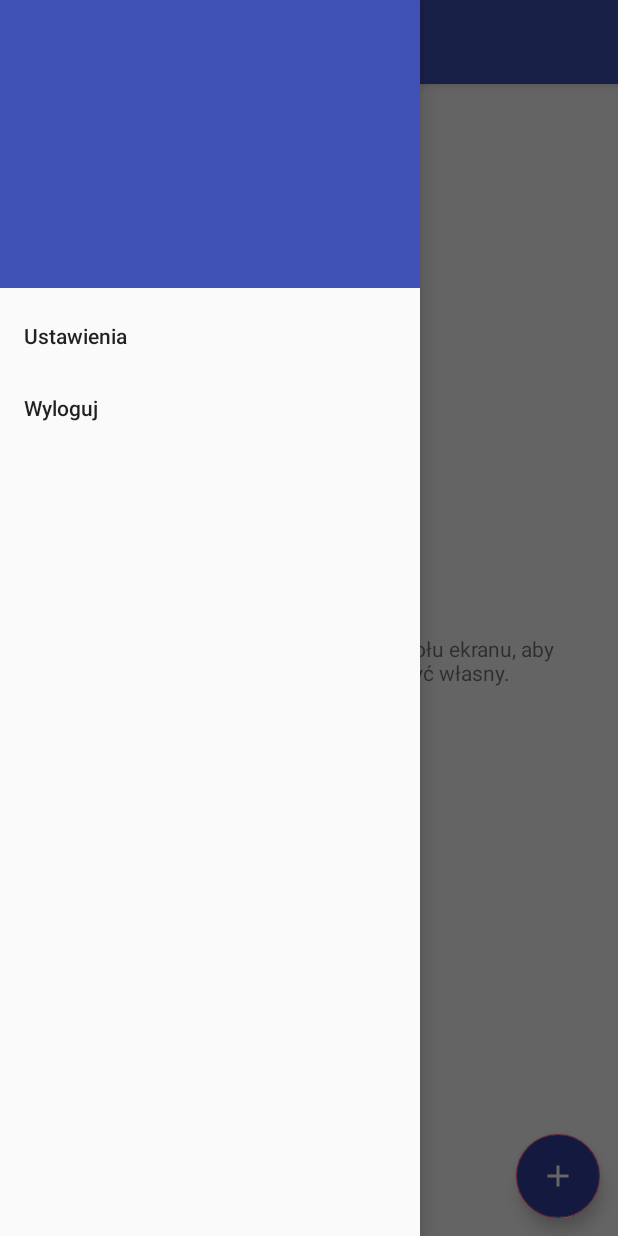
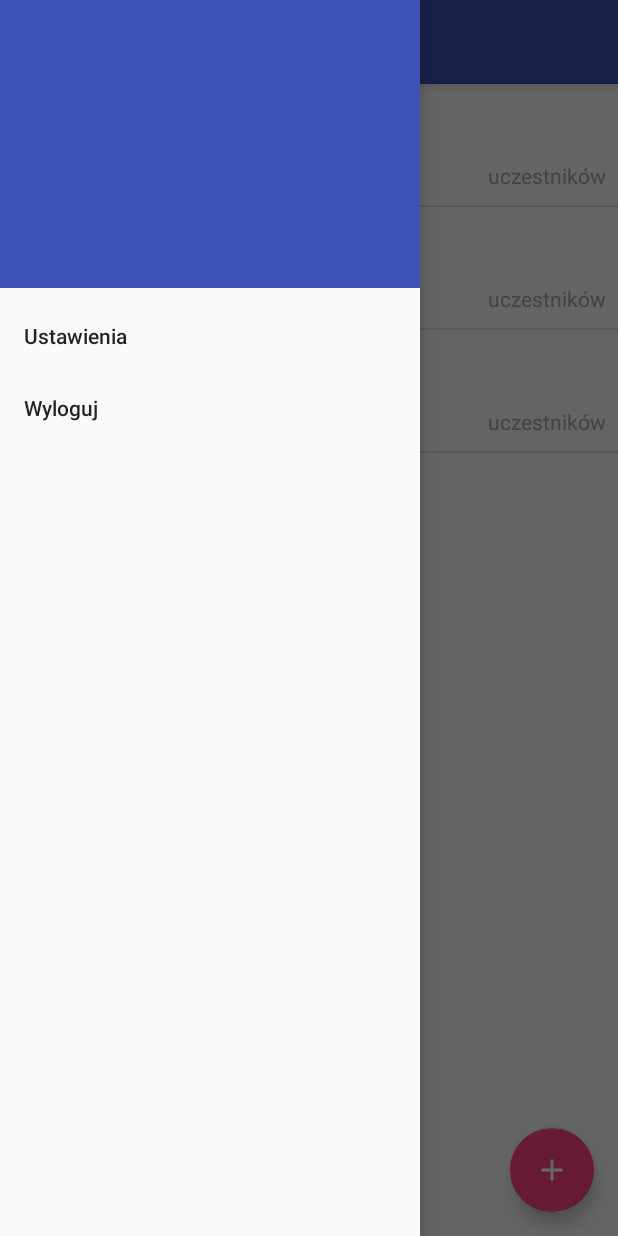
Before and after one commit to PanelistTeam/panelist-pancake, an Android app: the MainActivity screen opened directly, with no data from a screen before it, with the side drawer open, on a phone screen of 412 x 824 dp. Run offline under Robolectric (Android 15) with nearby library versions, the phone set to English and light mode, and no system bars.

Commit message:
Add UserAskrooms list and single Askroom view

```diff
--- /dev/null
+++ b/app/src/main/java/app/panelist/pancake/Askroom.java
@@ -0,0 +1,78 @@
+package app.panelist.pancake;
+
+import java.util.Date;
+
+public class Askroom {
+	int id;
+	String title;
+	AskroomType type;
+	boolean isPublic;
+	Date timeCreated;
+	String description;
+	int createdBy;
+	int state;
+
+	public int getId() {
+		return id;
+	}
+
+	public void setId(int id) {
+		this.id = id;
+	}
+
+	public String getTitle() {
+		return title;
+	}
+
+	public void setTitle(String title) {
+		this.title = title;
+	}
+
+	public AskroomType getType() {
+		return type;
+	}
+
+	public void setType(AskroomType type) {
+		this.type = type;
+	}
+
+	public boolean isPublic() {
+		return isPublic;
+	}
+
+	public void setPublic(boolean aPublic) {
+		isPublic = aPublic;
+	}
+
+	public Date getTimeCreated() {
+		return timeCreated;
+	}
+
+	public void setTimeCreated(Date timeCreated) {
+		this.timeCreated = timeCreated;
+	}
+
+	public String getDescription() {
+		return description;
+	}
+
+	public void setDescription(String description) {
+		this.description = description;
+	}
+
+	public int getCreatedBy() {
+		return createdBy;
+	}
+
+	public void setCreatedBy(int createdBy) {
+		this.createdBy = createdBy;
+	}
+
+	public int getState() {
+		return state;
+	}
+
+	public void setState(int state) {
+		this.state = state;
+	}
+}
--- /dev/null
+++ b/app/src/main/java/app/panelist/pancake/AskroomType.java
@@ -0,0 +1,5 @@
+package app.panelist.pancake;
+
+public enum AskroomType {
+	QUEUE, VOTING
+}
--- a/app/src/main/java/app/panelist/pancake/CreateAskroomActivity.java
+++ b/app/src/main/java/app/panelist/pancake/CreateAskroomActivity.java
@@ -3,6 +3,8 @@ package app.panelist.pancake;
 import android.support.v7.app.AppCompatActivity;
 import android.os.Bundle;
 import android.support.v7.widget.Toolbar;
+
+import app.panelist.pancake.R;
 
 public class CreateAskroomActivity extends AppCompatActivity {
 
--- /dev/null
+++ b/app/src/main/java/app/panelist/pancake/FragmentOwner.java
@@ -0,0 +1,9 @@
+package app.panelist.pancake;
+
+import android.support.v4.app.Fragment;
+
+public interface FragmentOwner {
+	void setFragment(Fragment fragment, boolean addToBackStack);
+	void setArrow();
+	void setBurger();
+}
--- a/app/src/main/java/app/panelist/pancake/MainActivity.java
+++ b/app/src/main/java/app/panelist/pancake/MainActivity.java
@@ -17,7 +17,7 @@ import android.view.MenuItem;
 import android.view.View;
 import android.widget.TextView;
 
-public class MainActivity extends AppCompatActivity {
+public class MainActivity extends AppCompatActivity implements FragmentOwner {
 	private DrawerLayout drawerLayout;
 	private ActionBarDrawerToggle actionBarDrawerToggle;
 	private NavigationView navigationView;
@@ -46,18 +46,26 @@ public class MainActivity extends AppCompatActivity {
 		drawerLayout.addDrawerListener(actionBarDrawerToggle);
 
 		try {
-			setFragment(WelcomeFragment.class.newInstance());
+			//setFragment(WelcomeFragment.class.newInstance());
+			UserAskroomsFragment userAskroomsFragment = UserAskroomsFragment.class.newInstance();
+			userAskroomsFragment.setFragmentOwner(this);
+			setFragment(userAskroomsFragment, false);
 		} catch (ReflectiveOperationException e) {
 			e.printStackTrace();
 		}
 	}
 
-	public void setFragment(Fragment fragment) {
-		getSupportFragmentManager()
+	@Override
+	public void setFragment(Fragment fragment, boolean addToBackStack) {
+		FragmentTransaction fragmentTransaction = getSupportFragmentManager()
 				.beginTransaction()
-				.setTransition(FragmentTransaction.TRANSIT_EXIT_MASK)
 				.replace(R.id.main_activity_content, fragment)
-				.commit();
+				.setTransition(FragmentTransaction.TRANSIT_FRAGMENT_OPEN);
+
+		if (addToBackStack)
+			fragmentTransaction.addToBackStack("X");
+
+		fragmentTransaction.commit();
 	}
 
 	private void setNavigationView() {
@@ -91,6 +99,7 @@ public class MainActivity extends AppCompatActivity {
 	public void onPostCreate(Bundle savedInstance) {
 		super.onPostCreate(savedInstance);
 		actionBarDrawerToggle.syncState();
+
 	}
 
 	@Override
@@ -100,6 +109,35 @@ public class MainActivity extends AppCompatActivity {
 	}
 
 	@Override
+	public void setArrow() {
+		actionBarDrawerToggle.setDrawerIndicatorEnabled(false);
+		getSupportActionBar().setDisplayHomeAsUpEnabled(true);
+		getSupportActionBar().setDisplayShowHomeEnabled(true);
+		actionBarDrawerToggle.setToolbarNavigationClickListener(new View.OnClickListener() {
+			@Override
+			public void onClick(View v) {
+				onBackPressed();
+			}
+		});
+	}
+
+	@Override
+	public void setBurger() {
+		actionBarDrawerToggle.setDrawerIndicatorEnabled(true);
+		actionBarDrawerToggle.setToolbarNavigationClickListener(null);
+		getSupportActionBar().setDisplayHomeAsUpEnabled(false);
+		getSupportActionBar().setDisplayShowHomeEnabled(false);
+		actionBarDrawerToggle.syncState();
+	}
+
+	@Override
+	public void onBackPressed() {
+		super.onBackPressed();
+		setBurger();
+		setTitle("Panelist");
+	}
+
+	@Override
 	public boolean onOptionsItemSelected(MenuItem item) {
 		return actionBarDrawerToggle.onOptionsItemSelected(item) || super.onOptionsItemSelected(item);
 	}
--- /dev/null
+++ b/app/src/main/java/app/panelist/pancake/UserAskroomsAdapter.java
@@ -0,0 +1,71 @@
+package app.panelist.pancake;
+
+import android.os.Bundle;
+import android.support.annotation.NonNull;
+import android.support.v4.app.Fragment;
+import android.support.v7.widget.RecyclerView;
+import android.view.LayoutInflater;
+import android.view.View;
+import android.view.ViewGroup;
+import android.widget.TextView;
+
+import java.util.ArrayList;
+
+public class UserAskroomsAdapter extends RecyclerView.Adapter<UserAskroomsAdapter.AskroomViewHolder> {
+
+	private ArrayList<Askroom> userAskrooms;
+	private FragmentOwner mainActivity;
+
+	static class AskroomViewHolder extends RecyclerView.ViewHolder {
+		TextView titleTextView;
+		TextView ownerTextView;
+		AskroomViewHolder(View view) {
+			super(view);
+			titleTextView = view.findViewById(R.id.textView_itemAskroom_title);
+			ownerTextView = view.findViewById(R.id.textView_itemAskroom_owner);
+		}
+	}
+
+	UserAskroomsAdapter(ArrayList<Askroom> userAskrooms, FragmentOwner fragmentOwner) {
+		this.userAskrooms = userAskrooms;
+		mainActivity = fragmentOwner;
+	}
+
+	@NonNull
+	@Override
+	public AskroomViewHolder onCreateViewHolder(@NonNull ViewGroup parent, int viewType) {
+		View view = LayoutInflater.from(parent.getContext())
+				.inflate(R.layout.item_askroom, parent, false);
+
+		AskroomViewHolder vh = new AskroomViewHolder(view);
+
+		return vh;
+	}
+
+	@Override
+	public void onBindViewHolder(@NonNull AskroomViewHolder holder, final int position) {
+		holder.titleTextView.setText(userAskrooms.get(position).getTitle());
+		holder.ownerTextView.setText(Integer.toString(userAskrooms.get(position).getCreatedBy()));
+
+		holder.itemView.setOnClickListener(new View.OnClickListener() {
+			@Override
+			public void onClick(View v) {
+				try {
+					Fragment askroomFragment = AskroomFragment.class.newInstance();
+					Bundle bundle = new Bundle();
+					bundle.putString("title", userAskrooms.get(position).getTitle());
+					askroomFragment.setArguments(bundle);
+					mainActivity.setFragment(askroomFragment, true);
+					mainActivity.setArrow();
+				} catch (Exception e) {
+					e.printStackTrace();
+				}
+			}
+		});
+	}
+
+	@Override
+	public int getItemCount() {
+		return userAskrooms.size();
+	}
+}
--- /dev/null
+++ b/app/src/main/java/app/panelist/pancake/UserAskroomsFragment.java
@@ -0,0 +1,75 @@
+package app.panelist.pancake;
+
+import android.os.Bundle;
+import android.support.annotation.Nullable;
+import android.support.design.widget.FloatingActionButton;
+import android.support.v4.app.Fragment;
+import android.support.v7.widget.DividerItemDecoration;
+import android.support.v7.widget.LinearLayoutManager;
+import android.support.v7.widget.RecyclerView;
+import android.view.LayoutInflater;
+import android.view.View;
+import android.view.ViewGroup;
+
+import java.util.ArrayList;
+
+public class UserAskroomsFragment extends Fragment {
+	private RecyclerView recyclerView;
+	private RecyclerView.Adapter adapter;
+	private RecyclerView.LayoutManager layoutManager;
+
+	private FragmentOwner mainActivity;
+	private FloatingActionButton joinAskroomFloatingActionButton;
+
+	public UserAskroomsFragment() {
+		// Required empty public constructor
+	}
+
+	@Override
+	public View onCreateView(LayoutInflater inflater, ViewGroup container,
+							 Bundle savedInstanceState) {
+		// Inflate the layout for this fragment
+		final View view = inflater.inflate(R.layout.fragment_user_askrooms, container, false);
+
+		recyclerView = view.findViewById(R.id.recyclerView_fragmentUserAskrooms);
+		recyclerView.setHasFixedSize(true);
+
+		layoutManager = new LinearLayoutManager(getContext());
+
+		recyclerView.setLayoutManager(layoutManager);
+
+		DividerItemDecoration itemDecoration = new DividerItemDecoration(recyclerView.getContext(), DividerItemDecoration.VERTICAL);
+		recyclerView.addItemDecoration(itemDecoration);
+
+		ArrayList<Askroom> askrooms = new ArrayList<>();
+		Askroom testAskroom = new Askroom();
+		testAskroom.setTitle("Askroom");
+		testAskroom.setCreatedBy(1234);
+		askrooms.add(testAskroom);
+		askrooms.add(testAskroom);
+		askrooms.add(testAskroom);
+
+		adapter = new UserAskroomsAdapter(askrooms, mainActivity);
+		recyclerView.setAdapter(adapter);
+		return view;
+	}
+
+	public void setFragmentOwner(FragmentOwner fragmentOwner) {
+		this.mainActivity = fragmentOwner;
+	}
+
+	@Override
+	public void onViewCreated(View view, @Nullable Bundle savedInstanceState) {
+		setJoinRoomFloatingActionButton();
+	}
+
+	private void setJoinRoomFloatingActionButton() {
+		joinAskroomFloatingActionButton = getView().findViewById(R.id.floatingActionButton_fragmentUserAskrooms_joinAskroom);
+		joinAskroomFloatingActionButton.setOnClickListener(new View.OnClickListener() {
+			@Override
+			public void onClick(View view) {
+				JoinAskroomDialogFragment.newInstance().show(getFragmentManager(), "joinAskroomDialogFragment");
+			}
+		});
+	}
+}
--- /dev/null
+++ b/app/src/main/res/drawable/ic_ask_question_24dp.xml
@@ -0,0 +1,5 @@
+<vector android:height="24dp" android:tint="#FFFFFF"
+	android:viewportHeight="24.0" android:viewportWidth="24.0"
+	android:width="24dp" xmlns:android="http://schemas.android.com/apk/res/android">
+	<path android:fillColor="#FF000000" android:pathData="M3,17.25V21h3.75L17.81,9.94l-3.75,-3.75L3,17.25zM20.71,7.04c0.39,-0.39 0.39,-1.02 0,-1.41l-2.34,-2.34c-0.39,-0.39 -1.02,-0.39 -1.41,0l-1.83,1.83 3.75,3.75 1.83,-1.83z"/>
+</vector>
--- /dev/null
+++ b/app/src/main/res/drawable/ic_join_askroom_24dp.xml
@@ -0,0 +1,5 @@
+<vector android:height="24dp" android:tint="#FFFFFF"
+	android:viewportHeight="24.0" android:viewportWidth="24.0"
+	android:width="24dp" xmlns:android="http://schemas.android.com/apk/res/android">
+	<path android:fillColor="#FF000000" android:pathData="M19,13h-6v6h-2v-6H5v-2h6V5h2v6h6v2z"/>
+</vector>
--- a/app/src/main/res/drawable/ic_join_room_24dp.xml
+++ /dev/null
@@ -1,5 +0,0 @@
-<vector android:height="24dp" android:tint="#FFFFFF"
-    android:viewportHeight="24.0" android:viewportWidth="24.0"
-    android:width="24dp" xmlns:android="http://schemas.android.com/apk/res/android">
-    <path android:fillColor="#FF000000" android:pathData="M19,13h-6v6h-2v-6H5v-2h6V5h2v6h6v2z"/>
-</vector>
--- /dev/null
+++ b/app/src/main/res/drawable/ic_owner_24dp.xml
@@ -0,0 +1,9 @@
+<vector xmlns:android="http://schemas.android.com/apk/res/android"
+		android:width="24dp"
+		android:height="24dp"
+		android:viewportWidth="24.0"
+		android:viewportHeight="24.0">
+	<path
+		android:fillColor="#FFAAAAAA"
+		android:pathData="M12,12c2.21,0 4,-1.79 4,-4s-1.79,-4 -4,-4 -4,1.79 -4,4 1.79,4 4,4zM12,14c-2.67,0 -8,1.34 -8,4v2h16v-2c0,-2.66 -5.33,-4 -8,-4z"/>
+</vector>
--- /dev/null
+++ b/app/src/main/res/layout/fragment_user_askrooms.xml
@@ -0,0 +1,32 @@
+<?xml version="1.0" encoding="utf-8"?>
+<FrameLayout xmlns:android="http://schemas.android.com/apk/res/android"
+	xmlns:tools="http://schemas.android.com/tools"
+	android:layout_width="match_parent"
+	android:layout_height="match_parent"
+	tools:context=".UserAskroomsFragment">
+
+	<android.support.design.widget.CoordinatorLayout
+		android:id="@+id/coordinator_layout"
+		xmlns:android="http://schemas.android.com/apk/res/android"
+		android:layout_width="match_parent"
+		android:layout_height="match_parent">
+
+		<android.support.v7.widget.RecyclerView
+			android:id="@+id/recyclerView_fragmentUserAskrooms"
+			android:scrollbars="vertical"
+			android:layout_width="match_parent"
+			android:layout_height="match_parent" />
+
+		<android.support.design.widget.FloatingActionButton
+			android:id="@+id/floatingActionButton_fragmentUserAskrooms_joinAskroom"
+			android:layout_width="wrap_content"
+			android:layout_height="wrap_content"
+			android:src="@drawable/ic_join_askroom_24dp"
+			android:layout_margin="16dp"
+			android:layout_gravity="bottom|end"
+			android:backgroundTint="@color/colorAccent"
+			tools:targetApi="lollipop" />
+
+	</android.support.design.widget.CoordinatorLayout>
+
+</FrameLayout>
--- a/app/src/main/res/layout/fragment_welcome.xml
+++ b/app/src/main/res/layout/fragment_welcome.xml
@@ -26,10 +26,10 @@
 			android:id="@+id/floatingActionButton_fragmentWelcome_joinAskroom"
 			android:layout_width="wrap_content"
 			android:layout_height="wrap_content"
-			android:src="@drawable/ic_join_room_24dp"
+			android:src="@drawable/ic_join_askroom_24dp"
 			android:layout_marginBottom="12dp"
 			android:layout_marginEnd="12dp"
-			android:backgroundTint="@color/colorPrimaryDark"
+			android:backgroundTint="@color/colorAccent"
 			app:layout_constraintBottom_toBottomOf="parent"
 			app:layout_constraintEnd_toEndOf="parent"
 			tools:targetApi="lollipop" />
--- /dev/null
+++ b/app/src/main/res/layout/item_askroom.xml
@@ -0,0 +1,79 @@
+<?xml version="1.0" encoding="utf-8"?>
+<android.support.constraint.ConstraintLayout xmlns:android="http://schemas.android.com/apk/res/android"
+	xmlns:app="http://schemas.android.com/apk/res-auto"
+	android:layout_width="match_parent"
+	android:layout_height="wrap_content"
+	android:background="?android:attr/selectableItemBackground">
+
+	<TextView
+		android:id="@+id/textView_itemAskroom_title"
+		android:layout_width="wrap_content"
+		android:layout_height="wrap_content"
+		android:layout_marginStart="8dp"
+		android:layout_marginTop="8dp"
+		android:text=""
+		android:textSize="18sp"
+		app:layout_constraintStart_toStartOf="parent"
+		app:layout_constraintTop_toTopOf="parent" />
+
+	<TextView
+		android:id="@+id/textView_itemAskroom_owner"
+		android:layout_width="0dp"
+		android:layout_height="wrap_content"
+		android:layout_marginBottom="8dp"
+		android:layout_marginTop="16dp"
+		android:text=""
+		android:textColor="@android:color/darker_gray"
+		app:layout_constraintBottom_toBottomOf="parent"
+		app:layout_constraintEnd_toStartOf="@+id/textView_itemAskroom_membersNumber"
+		app:layout_constraintHorizontal_bias="0.5"
+		app:layout_constraintStart_toEndOf="@+id/imageView_itemAskroom_owner"
+		app:layout_constraintTop_toBottomOf="@+id/textView_itemAskroom_title" />
+
+	<ImageView
+		android:id="@+id/imageView_itemAskroom_owner"
+		android:layout_width="wrap_content"
+		android:layout_height="24dp"
+		android:layout_marginBottom="8dp"
+		android:layout_marginStart="8dp"
+		android:layout_marginTop="16dp"
+		app:layout_constraintBottom_toBottomOf="parent"
+		app:layout_constraintEnd_toStartOf="@+id/textView_itemAskroom_owner"
+		app:layout_constraintHorizontal_bias="0.5"
+		app:layout_constraintHorizontal_chainStyle="spread_inside"
+		app:layout_constraintStart_toStartOf="parent"
+		app:layout_constraintTop_toBottomOf="@+id/textView_itemAskroom_title"
+		app:srcCompat="@drawable/ic_owner_24dp" />
+
+	<TextView
+		android:id="@+id/textView_itemAskroom_membersNumber"
+		android:layout_width="wrap_content"
+		android:layout_height="wrap_content"
+		android:layout_marginBottom="8dp"
+		android:layout_marginEnd="4dp"
+		android:layout_marginTop="16dp"
+		android:text=""
+		android:textColor="@android:color/darker_gray"
+		app:layout_constraintBottom_toBottomOf="parent"
+		app:layout_constraintEnd_toStartOf="@+id/textView_itemAskroom_members"
+		app:layout_constraintHorizontal_bias="0.5"
+		app:layout_constraintHorizontal_chainStyle="spread_inside"
+		app:layout_constraintStart_toEndOf="@+id/textView_itemAskroom_owner"
+		app:layout_constraintTop_toBottomOf="@+id/textView_itemAskroom_title" />
+
+	<TextView
+		android:id="@+id/textView_itemAskroom_members"
+		android:layout_width="wrap_content"
+		android:layout_height="wrap_content"
+		android:layout_marginBottom="8dp"
+		android:layout_marginEnd="8dp"
+		android:layout_marginTop="16dp"
+		android:text="uczestników"
+		android:textColor="@android:color/darker_gray"
+		app:layout_constraintBottom_toBottomOf="parent"
+		app:layout_constraintEnd_toEndOf="parent"
+		app:layout_constraintHorizontal_bias="0.5"
+		app:layout_constraintStart_toEndOf="@+id/textView_itemAskroom_membersNumber"
+		app:layout_constraintTop_toBottomOf="@+id/textView_itemAskroom_title" />
+
+</android.support.constraint.ConstraintLayout>
--- a/app/src/main/res/values/strings.xml
+++ b/app/src/main/res/values/strings.xml
@@ -44,4 +44,10 @@
 
 	<!-- CreateAskroomActivity -->
 	<string name="title_createAskroomActivity">Stwórz pokój</string>
+
+	<!-- item_askroom -->
+	<string name="textView_itemAskroom_members">uczestników</string>
+
+	<!-- TODO: Remove or change this placeholder text -->
+    <string name="hello_blank_fragment">Hello blank fragment</string>
 </resources>
```
Also changed, not shown: app/src/main/java/app/panelist/pancake/AskroomFragment.java (added, +32 -0 lines), app/src/main/res/layout/fragment_askroom.xml (added, +32 -0 lines), app/src/main/res/layout/activity_login.xml (line endings or trailing spaces). Lines whose indentation alone changed are shown as unchanged.
